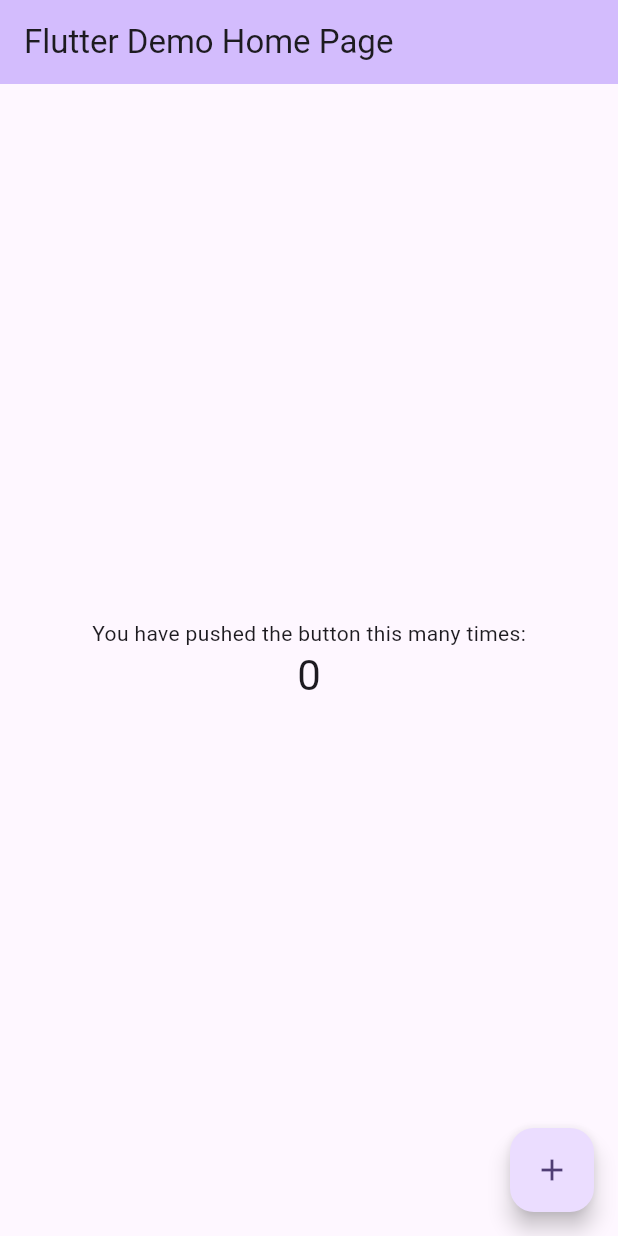
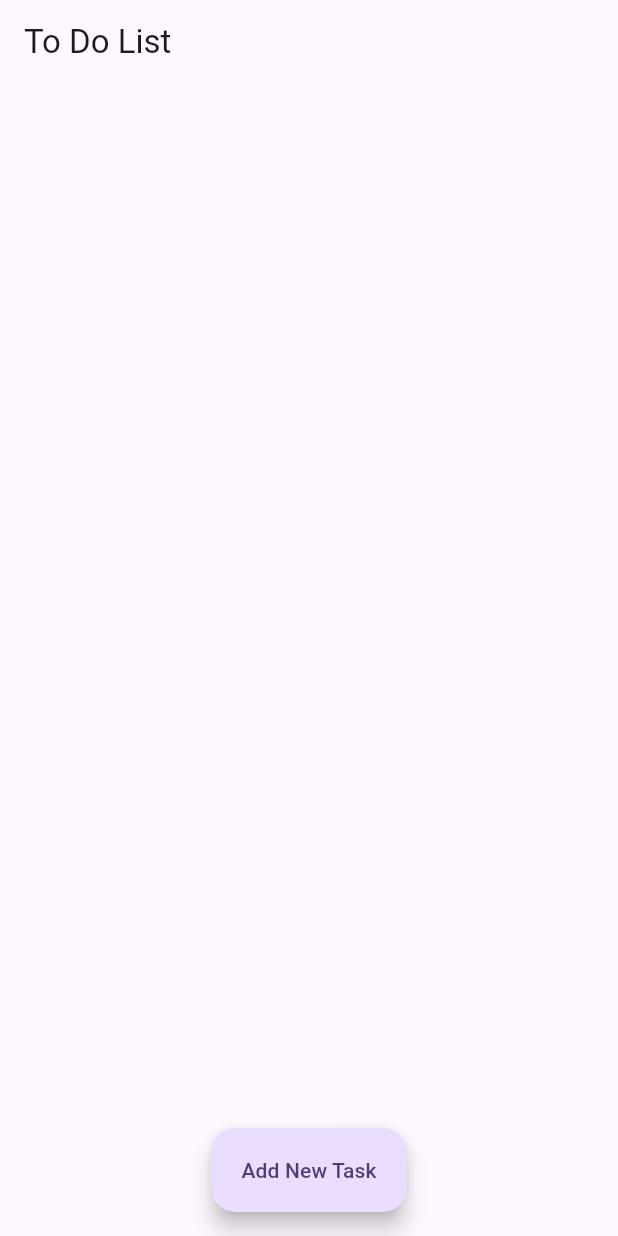
Before and after one commit to amir9877h/todolist-Flutter, a Flutter app: the screen it shows after launch, on a phone screen of 412 x 824 dp. Run offline on Flutter 3.47's test engine with Material 3 defaults, Android fonts, the phone set to English and light mode, and no system bars; our stand-ins replace hive_flutter; accounts and stored records are empty.

Commit message:
Making Business Logic with Hive Library

```diff
--- /dev/null
+++ b/lib/data.dart
@@ -0,0 +1,23 @@
+import 'package:hive_flutter/adapters.dart';
+
+part 'data.g.dart';
+
+@HiveType(typeId: 0)
+class Task extends HiveObject {
+  @HiveField(0)
+  late String name;
+  @HiveField(1)
+  late bool isCompleted;
+  @HiveField(2)
+  late Priority priority;
+}
+
+@HiveType(typeId: 1)
+enum Priority {
+  @HiveField(0)
+  low,
+  @HiveField(1)
+  normal,
+  @HiveField(2)
+  high
+}
--- a/lib/main.dart
+++ b/lib/main.dart
@@ -1,6 +1,14 @@
 import 'package:flutter/material.dart';
+import 'package:hive_flutter/hive_flutter.dart';
+import 'package:todolist/data.dart';
 
-void main() {
+const taskBoxName = 'tasks';
+
+void main() async {
+  await Hive.initFlutter();
+  Hive.registerAdapter(TaskAdapter());
+  Hive.registerAdapter(PriorityAdapter());
+  await Hive.openBox<Task>(taskBoxName);
   runApp(const MyApp());
 }
 
@@ -31,95 +39,79 @@ class MyApp extends StatelessWidget {
         colorScheme: ColorScheme.fromSeed(seedColor: Colors.deepPurple),
         useMaterial3: true,
       ),
-      home: const MyHomePage(title: 'Flutter Demo Home Page'),
+      home: const HomeScreen(),
     );
   }
 }
 
-class MyHomePage extends StatefulWidget {
-  const MyHomePage({super.key, required this.title});
-
-  // This widget is the home page of your application. It is stateful, meaning
-  // that it has a State object (defined below) that contains fields that affect
-  // how it looks.
-
-  // This class is the configuration for the state. It holds the values (in this
-  // case the title) provided by the parent (in this case the App widget) and
-  // used by the build method of the State. Fields in a Widget subclass are
-  // always marked "final".
-
-  final String title;
-
-  @override
-  State<MyHomePage> createState() => _MyHomePageState();
-}
-
-class _MyHomePageState extends State<MyHomePage> {
-  int _counter = 0;
-
-  void _incrementCounter() {
-    setState(() {
-      // This call to setState tells the Flutter framework that something has
-      // changed in this State, which causes it to rerun the build method below
-      // so that the display can reflect the updated values. If we changed
-      // _counter without calling setState(), then the build method would not be
-      // called again, and so nothing would appear to happen.
-      _counter++;
-    });
-  }
+class HomeScreen extends StatelessWidget {
+  const HomeScreen({super.key});
 
   @override
   Widget build(BuildContext context) {
-    // This method is rerun every time setState is called, for instance as done
-    // by the _incrementCounter method above.
-    //
-    // The Flutter framework has been optimized to make rerunning build methods
-    // fast, so that you can just rebuild anything that needs updating rather
-    // than having to individually change instances of widgets.
+    final box = Hive.box<Task>(taskBoxName);
     return Scaffold(
       appBar: AppBar(
-        // TRY THIS: Try changing the color here to a specific color (to
-        // Colors.amber, perhaps?) and trigger a hot reload to see the AppBar
-        // change color while the other colors stay the same.
-        backgroundColor: Theme.of(context).colorScheme.inversePrimary,
-        // Here we take the value from the MyHomePage object that was created by
-        // the App.build method, and use it to set our appbar title.
-        title: Text(widget.title),
+        title: const Text('To Do List'),
       ),
-      body: Center(
-        // Center is a layout widget. It takes a single child and positions it
-        // in the middle of the parent.
-        child: Column(
-          // Column is also a layout widget. It takes a list of children and
-          // arranges them vertically. By default, it sizes itself to fit its
-          // children horizontally, and tries to be as tall as its parent.
-          //
-          // Column has various properties to control how it sizes itself and
-          // how it positions its children. Here we use mainAxisAlignment to
-          // center the children vertically; the main axis here is the vertical
-          // axis because Columns are vertical (the cross axis would be
-          // horizontal).
-          //
-          // TRY THIS: Invoke "debug painting" (choose the "Toggle Debug Paint"
-          // action in the IDE, or press "p" in the console), to see the
-          // wireframe for each widget.
-          mainAxisAlignment: MainAxisAlignment.center,
-          children: <Widget>[
-            const Text(
-              'You have pushed the button this many times:',
-            ),
-            Text(
-              '$_counter',
-              style: Theme.of(context).textTheme.headlineMedium,
-            ),
-          ],
-        ),
+      floatingActionButtonLocation: FloatingActionButtonLocation.centerFloat,
+      floatingActionButton: FloatingActionButton.extended(
+          onPressed: () {
+            Navigator.of(context).push(
+                MaterialPageRoute(builder: (context) => EditTaskScreen()));
+          },
+          label: const Text('Add New Task')),
+      body: ValueListenableBuilder<Box<Task>>(
+        valueListenable: box.listenable(),
+        builder: (context, box, child) {
+          return ListView.builder(
+              itemCount: box.values.length,
+              itemBuilder: (context, index) {
+                final task = box.values.toList()[index];
+                return Container(
+                  child: Text(task.name),
+                );
+              });
+        },
       ),
-      floatingActionButton: FloatingActionButton(
-        onPressed: _incrementCounter,
-        tooltip: 'Increment',
-        child: const Icon(Icons.add),
-      ), // This trailing comma makes auto-formatting nicer for build methods.
     );
   }
 }
+
+class EditTaskScreen extends StatelessWidget {
+  final TextEditingController _controller = TextEditingController();
+
+  EditTaskScreen({super.key});
+  @override
+  Widget build(BuildContext context) {
+    return Scaffold(
+      appBar: AppBar(
+        title: const Text('Edit Task'),
+      ),
+      floatingActionButtonLocation: FloatingActionButtonLocation.centerFloat,
+      floatingActionButton: FloatingActionButton.extended(
+          onPressed: () {
+            final task = Task();
+            task.name = _controller.text;
+            task.priority = Priority.low;
+            task.isCompleted = false;
+            if (task.isInBox) {
+              task.save();
+            } else {
+              final Box<Task> box = Hive.box(taskBoxName);
+              box.add(task);
+            }
+            Navigator.of(context).pop();
+          },
+          label: const Text('Save')),
+      body: Column(
+        children: [
+          TextField(
+            controller: _controller,
+            decoration: const InputDecoration(label: Text('Add your task...')),
+          )
+        ],
+      ),
+    );
+  }
+}
--- a/pubspec.yaml
+++ b/pubspec.yaml
@@ -35,10 +35,13 @@ dependencies:
   # The following adds the Cupertino Icons font to your application.
   # Use with the CupertinoIcons class for iOS style icons.
   cupertino_icons: ^1.0.6
+  hive_flutter: ^1.1.0
 
 dev_dependencies:
   flutter_test:
     sdk: flutter
+  hive_generator: ^2.0.1
+  build_runner: ^2.4.9
 
   # The "flutter_lints" package below contains a set of recommended lints to
   # encourage good coding practices. The lint set provided by the package is
```
Also changed, not shown: lib/data.g.dart (added), pubspec.lock, 1 other file.
